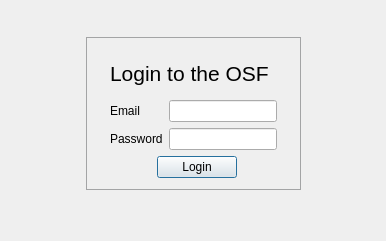
Old version of the form JASP-Desktop/backstage/authwidget.ui in the repository jasp-stats/jasp-desktop.
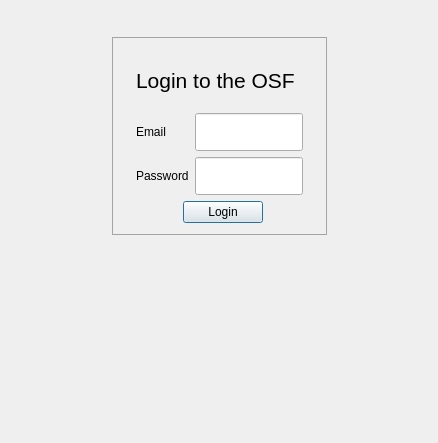
New version of the form.

```diff
--- a/JASP-Desktop/backstage/authwidget.ui
+++ b/JASP-Desktop/backstage/authwidget.ui
@@ -6,10 +6,16 @@
    <rect>
     <x>0</x>
     <y>0</y>
-    <width>386</width>
-    <height>241</height>
+    <width>438</width>
+    <height>443</height>
    </rect>
   </property>
+  <property name="sizePolicy">
+   <sizepolicy hsizetype="Expanding" vsizetype="Preferred">
+    <horstretch>0</horstretch>
+    <verstretch>0</verstretch>
+   </sizepolicy>
+  </property>
   <property name="windowTitle">
    <string>Form</string>
   </property>
@@ -52,6 +58,12 @@
    </item>
    <item row="1" column="1">
     <widget class="QWidget" name="internalWidget" native="true">
+     <property name="sizePolicy">
+      <sizepolicy hsizetype="Preferred" vsizetype="Preferred">
+       <horstretch>0</horstretch>
+       <verstretch>0</verstretch>
+      </sizepolicy>
+     </property>
      <property name="styleSheet">
       <string notr="true">#internalWidget {
 	border: 1px solid #A3A4A5 ;
@@ -126,6 +138,12 @@
       </item>
       <item row="2" column="0">
        <widget class="QLabel" name="label">
+        <property name="sizePolicy">
+         <sizepolicy hsizetype="Expanding" vsizetype="Expanding">
+          <horstretch>0</horstretch>
+          <verstretch>0</verstretch>
+         </sizepolicy>
+        </property>
         <property name="text">
          <string>Email</string>
         </property>
@@ -133,6 +151,12 @@
       </item>
       <item row="3" column="0">
        <widget class="QLabel" name="label_2">
+        <property name="sizePolicy">
+         <sizepolicy hsizetype="Expanding" vsizetype="Expanding">
+          <horstretch>0</horstretch>
+          <verstretch>0</verstretch>
+         </sizepolicy>
+        </property>
         <property name="text">
          <string>Password</string>
         </property>
@@ -140,16 +164,38 @@
       </item>
       <item row="3" column="1">
        <widget class="QLineEdit" name="password">
+        <property name="sizePolicy">
+         <sizepolicy hsizetype="Expanding" vsizetype="Expanding">
+          <horstretch>0</horstretch>
+          <verstretch>0</verstretch>
+         </sizepolicy>
+        </property>
         <property name="echoMode">
          <enum>QLineEdit::Password</enum>
         </property>
        </widget>
       </item>
       <item row="2" column="1">
-       <widget class="QLineEdit" name="email"/>
+       <widget class="QLineEdit" name="email">
+        <property name="sizePolicy">
+         <sizepolicy hsizetype="Expanding" vsizetype="Expanding">
+          <horstretch>0</horstretch>
+          <verstretch>0</verstretch>
+         </sizepolicy>
+        </property>
+        <property name="text">
+         <string/>
+        </property>
+       </widget>
       </item>
       <item row="0" column="0" colspan="2">
        <widget class="QLabel" name="label_3">
+        <property name="sizePolicy">
+         <sizepolicy hsizetype="Expanding" vsizetype="Expanding">
+          <horstretch>0</horstretch>
+          <verstretch>0</verstretch>
+         </sizepolicy>
+        </property>
         <property name="font">
          <font>
           <pointsize>16</pointsize>
```
